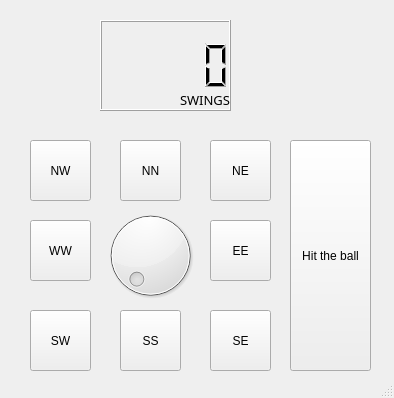
This is GUI/source/main_window.ui in ericyangs/Python_GUI as Qt 5 draws it before an edit. The edited form follows.
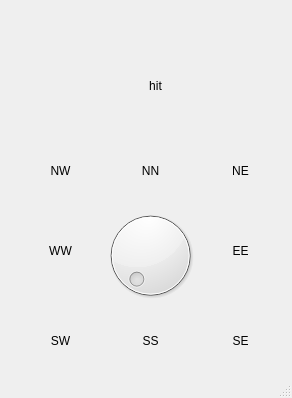
This is the edited form. Icons and pictures are not drawn.

```diff
--- a/GUI/source/main_window.ui
+++ b/GUI/source/main_window.ui
@@ -6,7 +6,7 @@
    <rect>
     <x>0</x>
     <y>0</y>
-    <width>394</width>
+    <width>292</width>
     <height>398</height>
    </rect>
   </property>
@@ -26,47 +26,8 @@
       <height>111</height>
      </rect>
     </property>
-   </widget>
-   <widget class="QPushButton" name="pushButton_Hit">
-    <property name="geometry">
-     <rect>
-      <x>290</x>
-      <y>140</y>
-      <width>81</width>
-      <height>231</height>
-     </rect>
-    </property>
-    <property name="text">
-     <string>Hit the ball</string>
-    </property>
-   </widget>
-   <widget class="QLCDNumber" name="lcdNumber">
-    <property name="geometry">
-     <rect>
-      <x>100</x>
-      <y>20</y>
-      <width>131</width>
-      <height>91</height>
-     </rect>
-    </property>
-   </widget>
-   <widget class="QLabel" name="label">
-    <property name="geometry">
-     <rect>
-      <x>180</x>
-      <y>90</y>
-      <width>121</width>
-      <height>20</height>
-     </rect>
-    </property>
-    <property name="font">
-     <font>
-      <family>Monaco</family>
-      <pointsize>10</pointsize>
-     </font>
-    </property>
-    <property name="text">
-     <string>SWINGS</string>
+    <property name="styleSheet">
+     <string notr="true">border:none;</string>
     </property>
    </widget>
    <widget class="QToolButton" name="toolButton_WW">
@@ -78,6 +39,9 @@
       <height>61</height>
      </rect>
     </property>
+    <property name="styleSheet">
+     <string notr="true">border:none;</string>
+    </property>
     <property name="text">
      <string>WW</string>
     </property>
@@ -101,6 +65,9 @@
       <height>61</height>
      </rect>
     </property>
+    <property name="styleSheet">
+     <string notr="true">border:none;</string>
+    </property>
     <property name="text">
      <string>NN</string>
     </property>
@@ -124,6 +91,9 @@
       <height>61</height>
      </rect>
     </property>
+    <property name="styleSheet">
+     <string notr="true">border:none;</string>
+    </property>
     <property name="text">
      <string>EE</string>
     </property>
@@ -147,6 +117,9 @@
       <height>61</height>
      </rect>
     </property>
+    <property name="styleSheet">
+     <string notr="true">border:none;</string>
+    </property>
     <property name="text">
      <string>SS</string>
     </property>
@@ -170,6 +143,9 @@
       <height>61</height>
      </rect>
     </property>
+    <property name="styleSheet">
+     <string notr="true">border:none;</string>
+    </property>
     <property name="text">
      <string>NW</string>
     </property>
@@ -196,6 +172,9 @@
       <height>61</height>
      </rect>
     </property>
+    <property name="styleSheet">
+     <string notr="true">border:none;</string>
+    </property>
     <property name="text">
      <string>NE</string>
     </property>
@@ -219,6 +198,9 @@
       <height>61</height>
      </rect>
     </property>
+    <property name="styleSheet">
+     <string notr="true">border:none;</string>
+    </property>
     <property name="text">
      <string>SW</string>
     </property>
@@ -242,6 +224,9 @@
       <height>61</height>
      </rect>
     </property>
+    <property name="styleSheet">
+     <string notr="true">border:none;</string>
+    </property>
     <property name="text">
      <string>SE</string>
     </property>
@@ -256,6 +241,32 @@
      </size>
     </property>
    </widget>
+   <widget class="QToolButton" name="toolButton_hit">
+    <property name="geometry">
+     <rect>
+      <x>110</x>
+      <y>40</y>
+      <width>91</width>
+      <height>91</height>
+     </rect>
+    </property>
+    <property name="styleSheet">
+     <string notr="true">border:none;</string>
+    </property>
+    <property name="text">
+     <string>hit</string>
+    </property>
+    <property name="icon">
+     <iconset>
+      <normaloff>racket.jpg</normaloff>racket.jpg</iconset>
+    </property>
+    <property name="iconSize">
+     <size>
+      <width>100</width>
+      <height>300</height>
+     </size>
+    </property>
+   </widget>
   </widget>
   <widget class="QStatusBar" name="statusbar"/>
  </widget>
```
Left out of the diff: 16 changed lines with no effect on the pictures.
